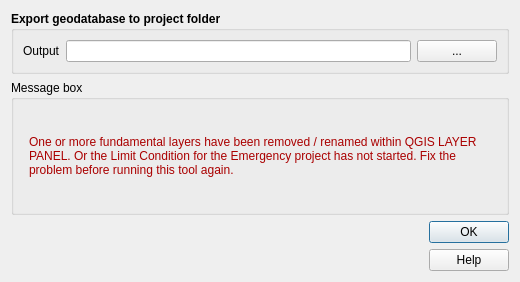
Before: the Qt Designer form tb_generate_reports.ui in CNR-IGAG/cle-tools, drawn with Qt 5.
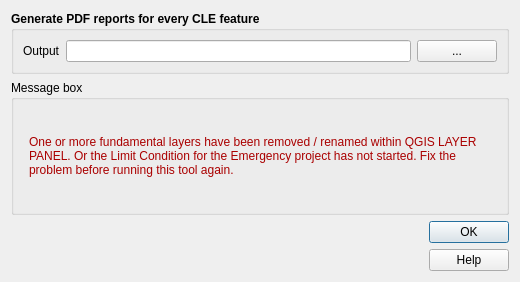
After: the same form once the commit is applied. Icons and pictures are not drawn.

Commit message: [Fixes #13] pdf export complete

Patch:
```diff
--- a/tb_generate_reports.ui
+++ b/tb_generate_reports.ui
@@ -53,7 +53,7 @@
       </font>
      </property>
      <property name="title">
-      <string>Export geodatabase to project folder</string>
+      <string>Generate PDF reports for every CLE feature</string>
      </property>
      <layout class="QGridLayout" name="gridLayout_3">
       <item row="0" column="2">
```
Left out of the diff: 10 changed lines with no effect on the pictures. The commit also changes 14 other files.
